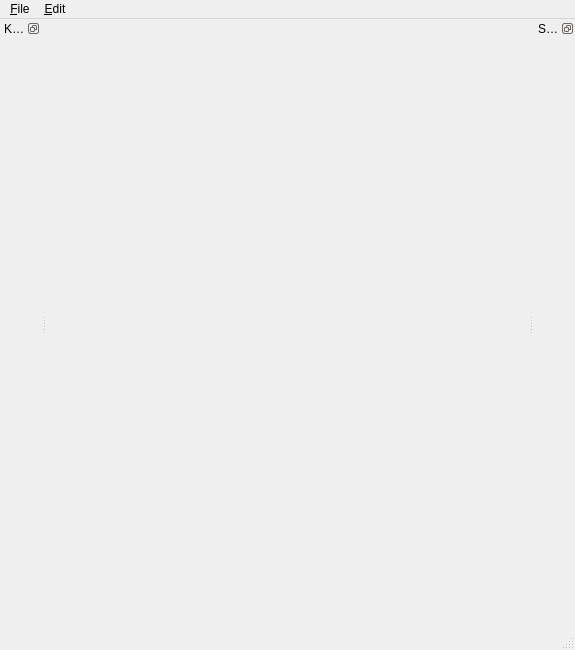
First picture: the form in display.ui, repository kluksa/kontrola-podataka, before the edit.
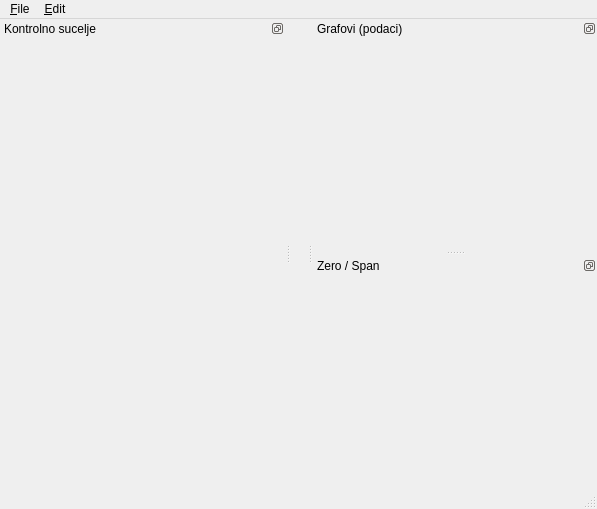
Second picture: the form after the edit.

Commit message: Sredio load aplikacije, primitivni config file, zero / span dohvacanje podataka i crtanje na graf u odvojenom tabu. Tab je dockable widget i da se naknadno drag & dropati na drugo mjesto.

```diff
--- a/display.ui
+++ b/display.ui
@@ -6,8 +6,8 @@
    <rect>
     <x>0</x>
     <y>0</y>
-    <width>575</width>
-    <height>650</height>
+    <width>597</width>
+    <height>509</height>
    </rect>
   </property>
   <property name="sizePolicy">
@@ -31,8 +31,8 @@
    </property>
    <property name="maximumSize">
     <size>
-     <width>16777215</width>
-     <height>16777215</height>
+     <width>16</width>
+     <height>614</height>
     </size>
    </property>
    <layout class="QHBoxLayout" name="horizontalLayout">
@@ -49,7 +49,7 @@
     <rect>
      <x>0</x>
      <y>0</y>
-     <width>575</width>
+     <width>597</width>
      <height>18</height>
     </rect>
    </property>
@@ -128,12 +128,37 @@
     <set>QDockWidget::DockWidgetFloatable|QDockWidget::DockWidgetMovable</set>
    </property>
    <property name="windowTitle">
-    <string>Satno agregirani podaci</string>
+    <string>Grafovi (podaci)</string>
    </property>
    <attribute name="dockWidgetArea">
     <number>2</number>
    </attribute>
-   <widget class="QWidget" name="dockWidgetContents_grafovi"/>
+   <widget class="QWidget" name="dockWidgetContents_grafovi">
+    <property name="sizePolicy">
+     <sizepolicy hsizetype="Ignored" vsizetype="Ignored">
+      <horstretch>0</horstretch>
+      <verstretch>0</verstretch>
+     </sizepolicy>
+    </property>
+   </widget>
+  </widget>
+  <widget class="QDockWidget" name="dockWidget_zerospan">
+   <property name="sizePolicy">
+    <sizepolicy hsizetype="Expanding" vsizetype="Expanding">
+     <horstretch>0</horstretch>
+     <verstretch>0</verstretch>
+    </sizepolicy>
+   </property>
+   <property name="features">
+    <set>QDockWidget::DockWidgetFloatable|QDockWidget::DockWidgetMovable</set>
+   </property>
+   <property name="windowTitle">
+    <string>Zero / Span</string>
+   </property>
+   <attribute name="dockWidgetArea">
+    <number>2</number>
+   </attribute>
+   <widget class="QWidget" name="dockWidgetContents_zerospan"/>
   </widget>
   <action name="action_Exit">
    <property name="text">
```
The commit also changes 13 other files.
